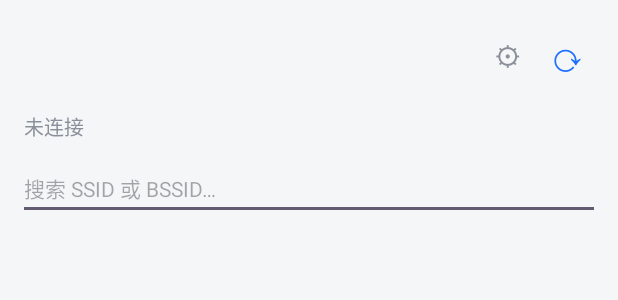
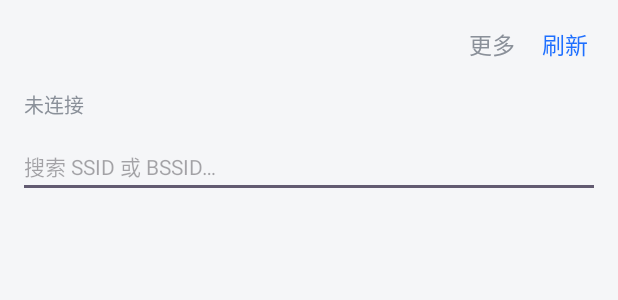
Before and after one commit to shihangya/join_bssid_app, an Android app: the layout activity_main.xml on its own in the app's theme, with its tools: preview values and no code run, on a phone screen of 412 x 824 dp. Shown: the top 300 px of the screen. Run offline under Robolectric (Android 15) with nearby library versions, the phone set to English and light mode, and no system bars.

Commit message:
v20d: 顶栏图标改文字按钮（更多/刷新）

```diff
--- a/app/src/main/res/layout/activity_main.xml
+++ b/app/src/main/res/layout/activity_main.xml
@@ -21,7 +21,7 @@
             android:layout_marginEnd="8dp"
             android:visibility="gone" />
 
-        <!-- v20：标题移除，低频操作收进"更多"菜单；btnUnlock 平时占位显示状态、点击解锁 -->
+        <!-- v20d：图标改文字按钮（⟳/⚙ 字形随字号缩放会错位，放弃图标方案） -->
 
         <TextView
             android:id="@+id/btnUnlock"
@@ -47,19 +47,19 @@
             android:layout_width="wrap_content"
             android:layout_height="wrap_content"
             android:padding="8dp"
-            android:text="⚙"
+            android:layout_marginEnd="2dp"
+            android:text="更多"
             android:textColor="@color/text_secondary"
-            android:textSize="18sp" />
+            android:textSize="15sp" />
 
         <TextView
             android:id="@+id/btnScan"
             android:layout_width="wrap_content"
             android:layout_height="wrap_content"
             android:padding="8dp"
-            android:layout_marginStart="2dp"
-            android:text="⟳"
+            android:text="刷新"
             android:textColor="@color/primary"
-            android:textSize="27sp" />
+            android:textSize="15sp" />
     </LinearLayout>
 
     <TextView
```
